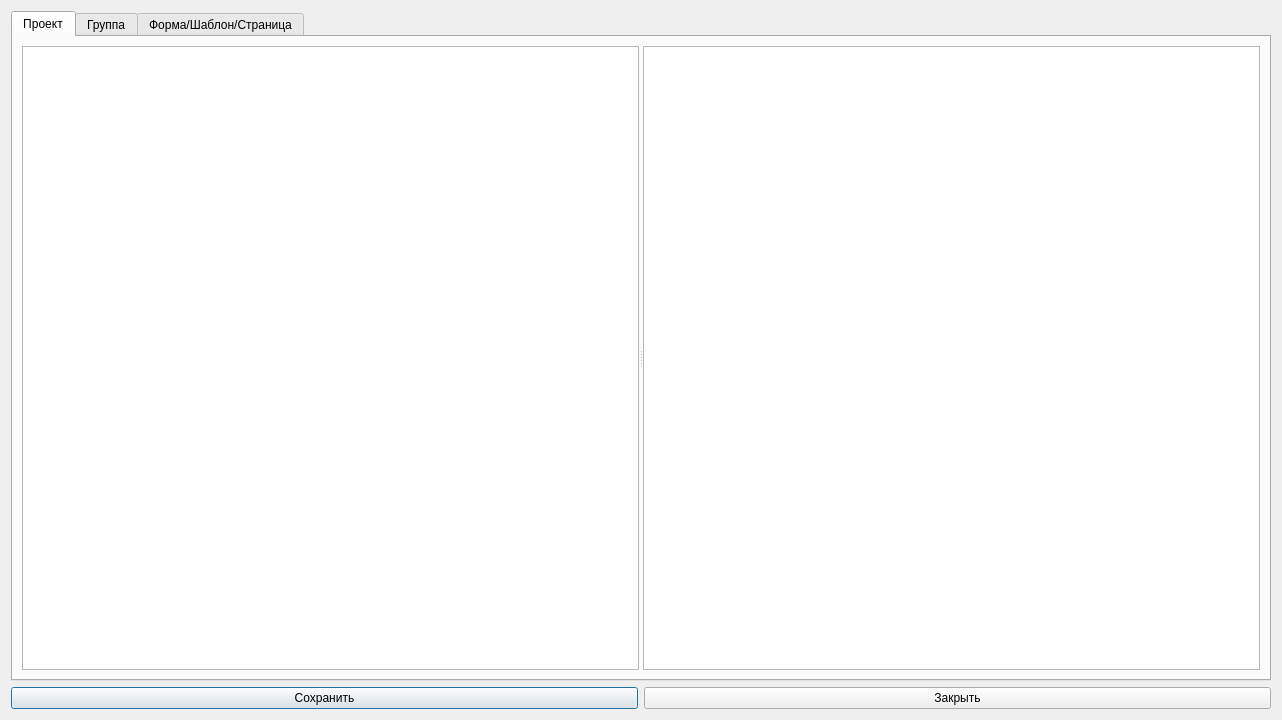
Old version of the form designer/dialogwindows/tagslistdialogwindow.ui in the repository Artemako/auto-exec-doc.
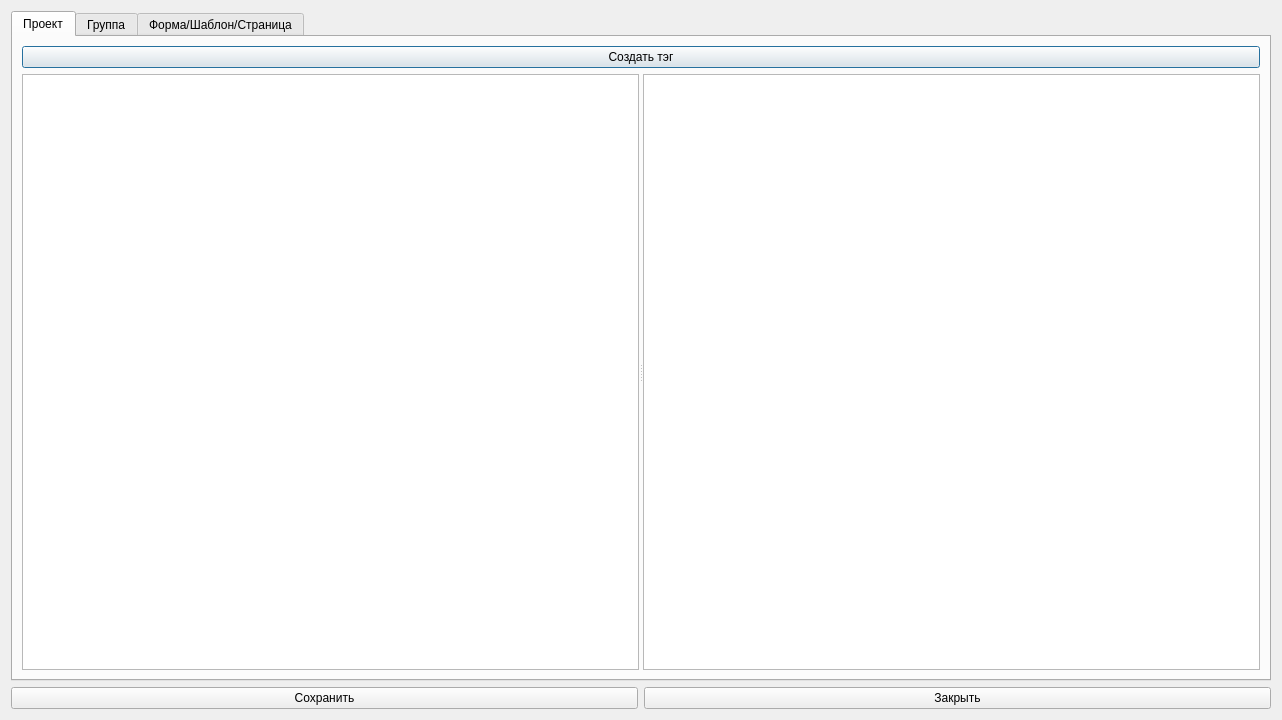
New version of the form. Icons and pictures are not drawn.

Patch:
```diff
--- a/designer/dialogwindows/tagslistdialogwindow.ui
+++ b/designer/dialogwindows/tagslistdialogwindow.ui
@@ -30,7 +30,14 @@
       <attribute name="title">
        <string>Проект</string>
       </attribute>
-      <layout class="QVBoxLayout" name="verticalLayout_4" stretch="1">
+      <layout class="QVBoxLayout" name="verticalLayout_4" stretch="0,1">
+       <item>
+        <widget class="QPushButton" name="btn_create_tag">
+         <property name="text">
+          <string>Создать тэг</string>
+         </property>
+        </widget>
+       </item>
        <item>
         <widget class="QSplitter" name="splitter_project">
          <property name="orientation">
```
Left out of the diff: 6 changed lines with no effect on the pictures.
